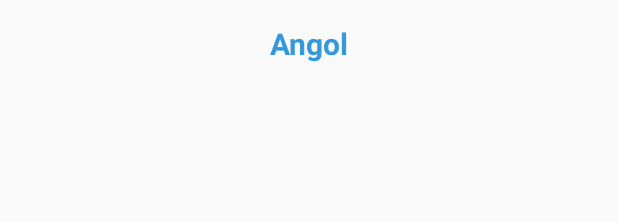
After one commit to martonczirjak/maarnaol, an Android app: the layout language_item.xml on its own in the app's theme, with its tools: preview values and no code run, on a phone screen of 412 x 824 dp. The commit adds this screen. Shown: the top 222 px of the screen. Run offline under Robolectric (Android 15) with nearby library versions, the phone set to English and light mode, and no system bars.

Commit message:
Language basics

```diff
--- a/app/build.gradle
+++ b/app/build.gradle
@@ -31,6 +31,7 @@ dependencies {
     implementation 'com.android.support:appcompat-v7:28.0.0'
     implementation 'com.android.support.constraint:constraint-layout:1.1.3'
     testImplementation 'junit:junit:4.12'
+    implementation 'com.android.support:recyclerview-v7:28.0.0'
     androidTestImplementation 'com.android.support.test:runner:1.0.2'
     androidTestImplementation 'com.android.support.test.espresso:espresso-core:3.0.2'
 }
--- /dev/null
+++ b/app/src/main/res/layout/language_item.xml
@@ -0,0 +1,18 @@
+<?xml version="1.0" encoding="utf-8"?>
+<layout xmlns:android="http://schemas.android.com/apk/res/android"
+    xmlns:app="http://schemas.android.com/apk/res-auto"
+    xmlns:tools="http://schemas.android.com/tools">
+
+    <TextView
+        android:id="@+id/txt_language"
+        style="@style/DialogOptionTextView"
+        android:layout_width="match_parent"
+        android:layout_height="wrap_content"
+        android:background="?attr/selectableItemBackground"
+        android:clickable="true"
+        android:focusable="true"
+        android:gravity="center"
+        android:padding="15dp"
+        tools:text="Angol" />
+
+</layout>
```
Also changed, not shown: app/src/main/java/mmsone/com/maarnaol/playlist/PlayListActivity.java (+52 -0 lines), app/src/main/java/mmsone/com/maarnaol/playlist/language/LanguageAdapter.java (added, +59 -0 lines), app/src/main/java/mmsone/com/maarnaol/playlist/language/LanguageItem.java (added, +17 -0 lines), app/src/main/res/layout/menu_dialog.xml (+32 -2 lines).
